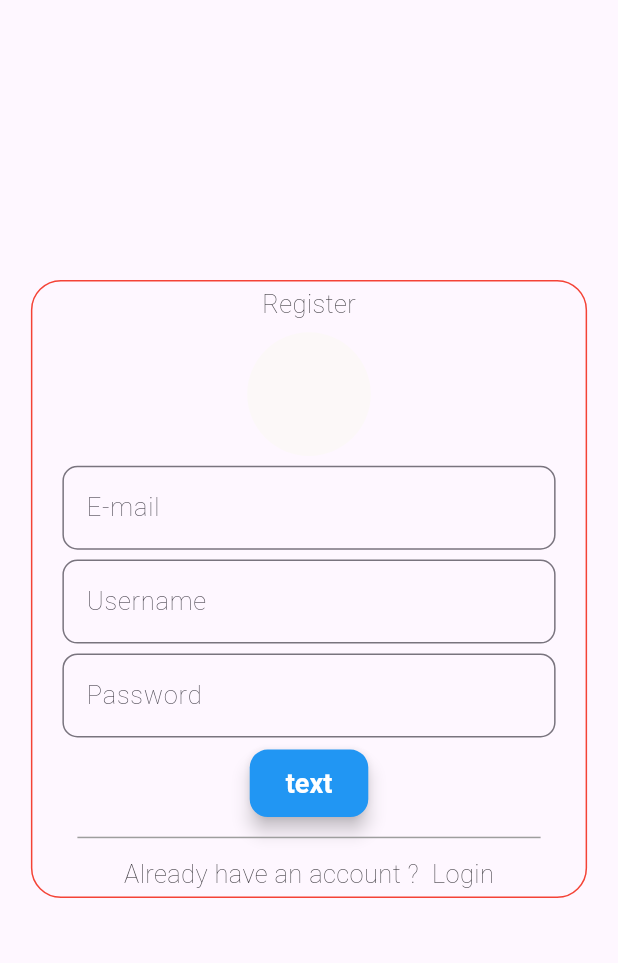
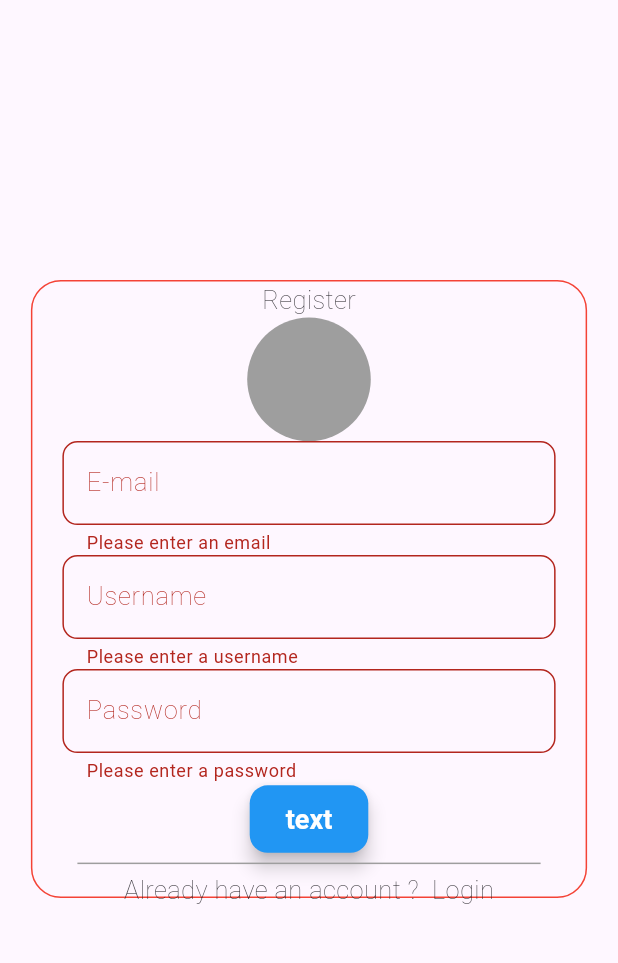
Before and after one commit to rkt1234/blogapp, a Flutter app: the SignupScreen screen opened directly, after a tap on "Login", on a phone screen of 412 x 824 dp, the part 71-1034 px from its top. Run offline on Flutter 3.47's test engine with Material 3 defaults, Android fonts, the phone set to English and light mode, and no system bars; our stand-ins replace google_fonts; Roboto replaces fonts that are missing (Gabarito).

Commit message:
signin, signup provider added

```diff
--- /dev/null
+++ b/lib/provider/signin_provider.dart
@@ -0,0 +1,15 @@
+import 'package:flutter/material.dart';
+
+class SigninProvider extends ChangeNotifier {
+  dynamic emailError;
+  dynamic passwordError;
+
+  void checkValidity(email, password) {
+    print("inside");
+    print(email);
+    emailError = email == "" ? "Please enter an email" : null;
+    passwordError = password == "" ? "Please enter a password" : null;
+
+    notifyListeners();
+  }
+}
--- /dev/null
+++ b/lib/provider/signup_provider.dart
@@ -0,0 +1,17 @@
+import 'package:flutter/material.dart';
+
+class SignupProvider extends ChangeNotifier {
+  dynamic emailError;
+  dynamic usernameError;
+  dynamic passwordError;
+
+  void checkValidity(email, username, password) {
+    print("inside");
+    print(email);
+    emailError = email == "" ? "Please enter an email" : null;
+    usernameError = username == "" ? "Please enter a username" : null;
+    passwordError = password == "" ? "Please enter a password" : null;
+
+    notifyListeners();
+  }
+}
--- a/lib/screens/signup_screen.dart
+++ b/lib/screens/signup_screen.dart
@@ -1,8 +1,10 @@
+import 'package:blogapp/provider/signup_provider.dart';
 import 'package:blogapp/utils/constants.dart';
 import 'package:blogapp/utils/text_style.dart';
 import 'package:blogapp/widgets/custom_auth_textfield.dart';
 import 'package:blogapp/widgets/custom_elevatedbutton.dart';
 import 'package:flutter/material.dart';
+import 'package:provider/provider.dart';
 
 class SignupScreen extends StatefulWidget {
   const SignupScreen({super.key});
@@ -12,10 +14,14 @@ class SignupScreen extends StatefulWidget {
 }
 
 class _SignupScreenState extends State<SignupScreen> {
+  late TextEditingController emailController= TextEditingController();
+  late TextEditingController usernameController = TextEditingController();
+  late TextEditingController passwordController = TextEditingController();
   @override
   Widget build(BuildContext context) {
     final height = MediaQuery.of(context).size.height;
-    final width = MediaQuery.of(context).size.width;
+    return Consumer<SignupProvider>(
+      builder: (context, provider, child) {
         return Scaffold(
         appBar: AppBar(
           title: Center(
@@ -41,11 +47,23 @@ class _SignupScreenState extends State<SignupScreen> {
                 InkWell(
                     child: CircleAvatar(
                   radius: height * .05,
-                backgroundColor: const Color.fromARGB(255, 252, 248, 248),
-              )),
-              AuthCustomTextField(labelText: 'E-mail',labelStyle: authenticationFormStyle,),
-               AuthCustomTextField(labelText: 'Username', labelStyle: authenticationFormStyle),
-               AuthCustomTextField(labelText: 'Password',labelStyle:  authenticationFormStyle),
+                  backgroundColor:  Colors.grey,
+                )
+                ),
+                AuthCustomTextField(
+                  controller: emailController,
+                  errorText: provider.emailError,
+                  labelText: 'E-mail',
+                  labelStyle: authenticationFormStyle,
+                ),
+                AuthCustomTextField(
+                  controller: usernameController,
+                  errorText: provider.usernameError,
+                    labelText: 'Username', labelStyle: authenticationFormStyle),
+                AuthCustomTextField(
+                  controller: passwordController,
+                  errorText: provider.passwordError,
+                    labelText: 'Password', labelStyle: authenticationFormStyle),
                 const CustomElevatedButton(),
                 Container(
                     margin:
@@ -61,7 +79,9 @@ class _SignupScreenState extends State<SignupScreen> {
                       style: authenticationFormStyle,
                     ),
                     InkWell(
-                    onTap: () {},
+                      onTap: () {
+                        provider.checkValidity(emailController.text, usernameController.text, passwordController.text);
+                      },
                       child: Text(
                         " Login",
                         style: authenticationFormStyle,
@@ -75,4 +95,6 @@ class _SignupScreenState extends State<SignupScreen> {
         ),
       );
       }
+    );
   }
+}
--- a/lib/widgets/custom_auth_textfield.dart
+++ b/lib/widgets/custom_auth_textfield.dart
@@ -3,7 +3,15 @@ import 'package:flutter/material.dart';
 class AuthCustomTextField extends StatefulWidget {
   final String labelText;
   final TextStyle labelStyle;
-  const AuthCustomTextField({super.key, required this.labelText, required this.labelStyle});
+  final TextEditingController? controller;
+  // ignore: prefer_typing_uninitialized_variables
+  final errorText;
+  const AuthCustomTextField(
+      {super.key,
+      required this.labelText,
+      required this.labelStyle,
+      this.controller,
+      required this.errorText});
 
   @override
   State<AuthCustomTextField> createState() => _AuthCustomTextFieldState();
@@ -12,10 +20,12 @@ class AuthCustomTextField extends StatefulWidget {
 class _AuthCustomTextFieldState extends State<AuthCustomTextField> {
   @override
   Widget build(BuildContext context) {
-    return  TextField(
+    return TextField(
+      controller: widget.controller,
       decoration: InputDecoration(
-        labelText:widget.labelText,
-        labelStyle:widget.labelStyle ,
+        errorText: widget.errorText,
+        labelText: widget.labelText,
+        labelStyle: widget.labelStyle,
         border: const OutlineInputBorder(
             borderRadius: BorderRadius.all(Radius.circular(10))),
       ),
--- a/pubspec.yaml
+++ b/pubspec.yaml
@@ -36,6 +36,7 @@ dependencies:
   # Use with the CupertinoIcons class for iOS style icons.
   cupertino_icons: ^1.0.6
   google_fonts: ^6.2.1
+  provider: ^6.1.2
 
 dev_dependencies:
   flutter_test:
```
Also changed, not shown: lib/main.dart (+12 -2 lines), lib/screens/create_blog_screen.dart (+7 -4 lines), lib/screens/home_screen.dart (+10 -5 lines), lib/screens/signin_screen.dart (+30 -6 lines), lib/screens/view_blog_screen.dart (+7 -4 lines), lib/widgets/blog_tile.dart (+11 -5 lines), lib/widgets/custom_blog_textfield.dart (+6 -7 lines), pubspec.lock. Lines whose indentation alone changed are shown as unchanged.
